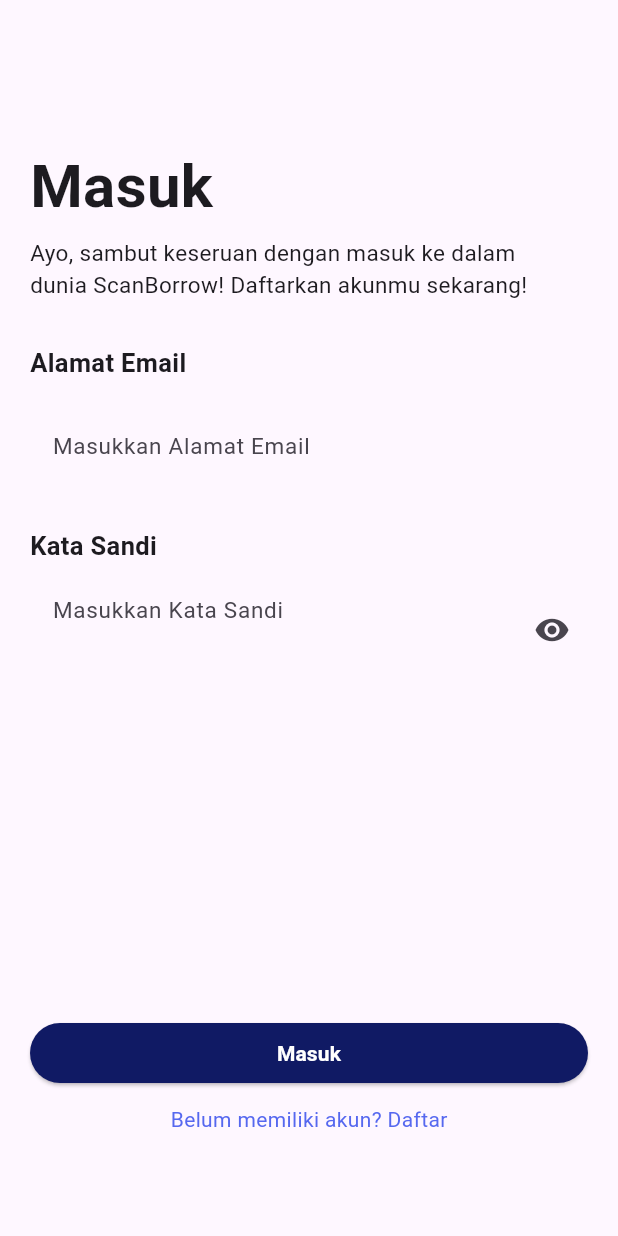
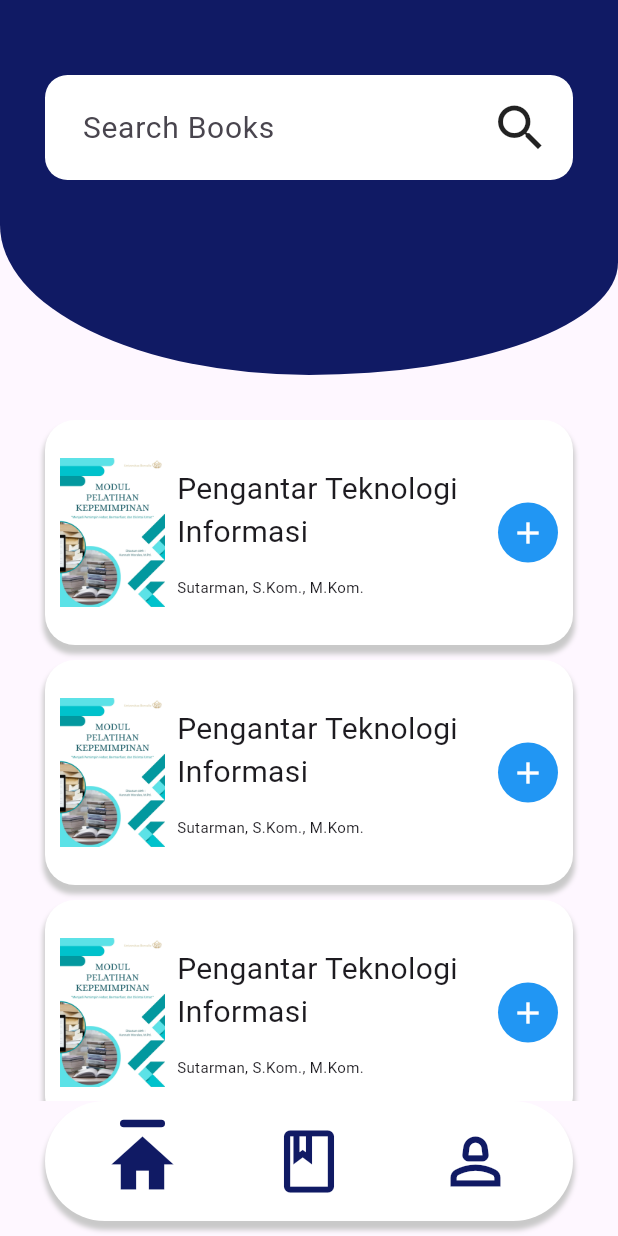
Before and after one commit to BillieFaiqul/scan_ktp, a Flutter app: the screen it shows after launch, after a tap on "Lewati", after a tap on "Masuk", on a phone screen of 412 x 824 dp. Run offline on Flutter 3.47's test engine with Material 3 defaults, Android fonts, the light colour scheme and no system bars; our stand-ins replace flutter_svg.

Commit message:
home pinjaman dan profile

```diff
--- a/lib/main.dart
+++ b/lib/main.dart
@@ -1,5 +1,5 @@
 import 'package:flutter/material.dart';
-import 'package:scan_ktp/view/navigator.dart';
+import 'package:scan_ktp/view/splash_screen.dart';
 
 void main() {
   runApp(const MyApp());
@@ -17,7 +17,7 @@ class MyApp extends StatelessWidget {
         colorScheme: ColorScheme.fromSeed(seedColor: Colors.deepPurple),
         useMaterial3: true,
       ),
-      home: Navigators(),
+      home: SplashScreen(),
     );
   }
 }
--- a/lib/view/login.dart
+++ b/lib/view/login.dart
@@ -1,5 +1,6 @@
 import 'package:flutter/material.dart';
 import 'register.dart';
+import 'search.dart';
 
 class Login extends StatefulWidget{
   @override
@@ -149,7 +150,14 @@ class _LoginState extends State<Login>{
                           style: ElevatedButton.styleFrom(
                             backgroundColor: Color.fromARGB(255, 16, 26, 100)
                           ),
-                          onPressed: (){},
+                          onPressed: (){
+                            Navigator.pushReplacement<void, void>(
+                              context,
+                              MaterialPageRoute<void>(
+                                builder: (BuildContext context) => Search(),
+                              ),
+                            );
+                          },
                           child: Container(
                             width: MediaQuery.of(context).size.width,
                             child: Text(
@@ -176,7 +184,7 @@ class _LoginState extends State<Login>{
                           style: TextStyle(
                             color: Color.fromARGB(255, 86, 104, 239)
                           ),),
-                        )
+                        ),
                       ],
                     )
                   ),
--- /dev/null
+++ b/lib/view/navbar.dart
@@ -0,0 +1,163 @@
+import 'package:flutter/material.dart';
+import 'search.dart';
+import 'profile.dart';
+import 'book.dart';
+
+class Navbar extends StatefulWidget{
+  @override
+  State<Navbar> createState() => _NavbarState();
+}
+class _NavbarState extends State<Navbar>{
+  static int index = 1;
+
+  static final List<IconData> icon = [
+    Icons.home,
+    Icons.book,
+    Icons.person_2
+  ];
+
+  void forceIndex(idx){
+    index = idx;
+  }
+
+  static final List<IconData> icon_outlined = [
+    Icons.home_outlined,
+    Icons.book_outlined,
+    Icons.person_2_outlined
+  ];
+
+  @override
+  Widget build(BuildContext context){
+   return Container(
+      decoration: BoxDecoration(
+        borderRadius: BorderRadius.circular(50),
+        boxShadow: [
+          BoxShadow(
+            color: Color.fromARGB(255, 201, 201, 201),
+            offset: Offset(0, 5),
+            blurRadius: 2.0,
+            spreadRadius: 1.0,
+          ),
+          BoxShadow(
+            color: Colors.white,
+            offset: const Offset(0.0, 0.0),
+            blurRadius: 0.0,
+            spreadRadius: 0.0,
+          ),
+        ]
+      ),
+      margin: EdgeInsets.only(right: 30, left: 30, bottom: 10),
+      padding: EdgeInsets.only(right: 40, left: 40, top: 10, bottom: 10),
+      height: 80,
+      width: MediaQuery.of(context).size.width,
+      child: Row(
+        mainAxisAlignment: MainAxisAlignment.spaceBetween,
+        children: [
+          Column(
+            mainAxisAlignment: MainAxisAlignment.center,
+            children: [
+              isChosen(1),
+              GestureDetector(
+                onTap: (){
+                  setState(() {
+                    index = 1;
+                  });
+                  Navigator.pushReplacement<void, void>(
+                    context,
+                    MaterialPageRoute<void>(
+                      builder: (BuildContext context) => Search(),
+                    ),
+                  );
+                },
+                child: Icon(
+                  icons(1),
+                  color: Color.fromARGB(255, 16, 26, 100),
+                  size: 50,
+                  ),
+              ),
+            ],
+          ),
+          Column(
+            mainAxisAlignment: MainAxisAlignment.center,
+            children: [
+              isChosen(2),
+              GestureDetector(
+                onTap: (){
+                  setState(() {
+                    index = 2;
+                  });
+                  Navigator.pushReplacement<void, void>(
+                    context,
+                    MaterialPageRoute<void>(
+                      builder: (BuildContext context) => Book(),
+                    ),
+                  );
+                },
+                child: Icon(
+                  icons(2),
+                  color: Color.fromARGB(255, 16, 26, 100),
+                  size: 50,
+                  ),
+              ),
+            ],
+          ),
+          Column(
+            mainAxisAlignment: MainAxisAlignment.center,
+            children: [
+              isChosen(3),
+              GestureDetector(
+                onTap: (){
+                  setState(() {
+                    index = 3;
+                  });
+                  Navigator.pushReplacement<void, void>(
+                    context,
+                    MaterialPageRoute<void>(
+                      builder: (BuildContext context) => Profile(),
+                    ),
+                  );
+                },
+                child: Icon(
+                  icons(3),
+                  color: Color.fromARGB(255, 16, 26, 100),
+                  size: 50,
+                  ),
+              ),
+            ],
+          ),
+        ],
+      ),
+    );
+  }
+
+  static Widget isChosen(idx){
+    if(idx == index){
+      return Container(
+                height: 5,
+                width: 30,
+                decoration: BoxDecoration(
+                  color: Color.fromARGB(255, 16, 26, 100),
+                  borderRadius: BorderRadius.circular(25),
+                ),
+              );
+    }
+    return Container();
+  }
+
+  static IconData icons(idx){
+    if(idx == index){
+      return icon[idx-1];
+    } else {
+      return icon_outlined[idx-1];
+    }
+
+  }
+
+}
+class Force{
+
+  static void force(idx){
+    _NavbarState.index = idx;
+  }
+
+}
--- /dev/null
+++ b/lib/view/search.dart
@@ -0,0 +1,188 @@
+import 'package:flutter/material.dart';
+import 'navbar.dart';
+import 'book.dart';
+
+class Search extends StatefulWidget{
+  @override
+  State<Search> createState() => _SearchState();
+}
+
+class _SearchState extends State<Search>{
+  TextEditingController _searchController = TextEditingController();
+  @override
+  Widget build(BuildContext context){
+    return SafeArea(
+      child: Scaffold(
+        body: Container(
+          child: Column(
+            children: [
+              Container(
+                padding: EdgeInsets.only(top: 50),
+                height: 250,
+                decoration: new BoxDecoration(
+                  color: Color.fromARGB(255, 16, 26, 100),
+                  borderRadius: BorderRadius.only(
+                    bottomLeft: Radius.elliptical(
+                          MediaQuery.of(context).size.width, 200.0),
+                    bottomRight: Radius.elliptical(
+                          MediaQuery.of(context).size.width, 150.0),
+                  ),
+                ),
+                child: Align(
+                  alignment: Alignment.topCenter,
+                  child: Container(
+                    margin: EdgeInsets.only(right: 30, left: 30),
+                    height: 70,
+                    width: MediaQuery.of(context).size.width,
+                    decoration: BoxDecoration(
+                      color: Colors.white,
+                      borderRadius: BorderRadius.circular(15)
+                    ),
+                    child: Row(
+                      mainAxisAlignment: MainAxisAlignment.spaceBetween,
+                      children: [
+                        Flexible(
+
+                          child: Padding(
+                            padding: EdgeInsets.only(left: 10, right: 10),
+                            child: TextFormField(
+                              style: TextStyle(
+                                fontSize: 20
+                              ),
+                              controller: _searchController,
+                              decoration: InputDecoration(
+                                border: InputBorder.none,
+                                contentPadding: EdgeInsets.only(left: 15, right: 15),
+                                hintText: "Search Books",
+                                hintStyle:  TextStyle(fontSize: 20)
+                              ),
+                            ),
+                          )
+                        ),
+                        Padding(
+                          padding: EdgeInsets.only(left: 10, right: 15),
+                          child: GestureDetector(
+                            onTap: (){},
+                            child: Icon(
+                              Icons.search,
+                              size: 40,
+                            ),
+                          )
+                        )
+                      ],
+                    ),
+                  ),
+                )
+              ),
+              Expanded(
+                child: ListView(
+                  padding: EdgeInsets.only(right: 30, left: 30, top: 30),
+                  children: card(),
+                ),
+              )
+            ],
+          ),
+        ),
+        bottomNavigationBar: Navbar(),
+      ),
+    );
+  }
+
+  List<Widget> card(){
+    List<Widget> li = [];
+    for(int i = 0; i < 10; i++){
+      li.add(Container(
+                      height: 150,
+                      padding: EdgeInsets.only(right: 10, left: 10),
+                      decoration: BoxDecoration(
+                        borderRadius: BorderRadius.circular(20),
+                        boxShadow: [
+                                    BoxShadow(
+                                      color: Color.fromARGB(255, 201, 201, 201),
+                                      offset: Offset(0, 5),
+                                      blurRadius: 2.0,
+                                      spreadRadius: 1.0,
+                                    ),
+                                    BoxShadow(
+                                      color: Colors.white,
+                                      offset: const Offset(0.0, 0.0),
+                                      blurRadius: 0.0,
+                                      spreadRadius: 0.0,
+                                    ),
+                                  ]
+                      ),
+                      child: Row(
+                                mainAxisAlignment: MainAxisAlignment.spaceBetween,
+                                children: [
+                                  LimitedBox(
+                                    maxWidth: MediaQuery.of(context).size.width * 3 / 12,
+                                    child: Image.asset('assets/images/book.jpg',
+                                    height: 200,
+                                    width: 70,),
+                                  ),
+                                  LimitedBox(
+                                    maxWidth: MediaQuery.of(context).size.width * 6 / 12,
+                                    child: Column(
+                                      mainAxisAlignment: MainAxisAlignment.center,
+                                      children: [
+                                        Align(
+                                          alignment: Alignment.topLeft,
+                                          child: Text('Pengantar Teknologi Informasi',
+                                                maxLines: 2,
+                                                style: TextStyle(
+                                                  fontSize: 20
+                                                ),
+                                                overflow: TextOverflow.ellipsis,
+                                          ),
+                                        ),
+                                        Padding(padding: EdgeInsets.only(top: 15)),
+                                        Align(
+                                          alignment: Alignment.topLeft,
+                                          child: Text('Sutarman, S.Kom., M.Kom.',
+                                                        style: TextStyle(
+                                                          fontSize: 10
+                                                        ),
+                                                  ),
+                                        )
+
+
+                                      ],
+                                    ),
+                                  ),
+                                  LimitedBox(
+                                    maxWidth: MediaQuery.of(context).size.width * 3 / 12,
+                                    child: GestureDetector(
+                                      onTap: (){
+                                        setState((){
+                                          Force.force(2);
+                                          Navigator.pushReplacement<void, void>(
+                                            context,
+                                            MaterialPageRoute<void>(
+                                              builder: (BuildContext context) => Book(),
+                                            ),
+                                          );
+                                        });
+                                      },
+                                      child: Container(
+                                        height: 40,
+                                        width: 40,
+                                        decoration: BoxDecoration(
+                                          borderRadius: BorderRadius.circular(20),
+                                          color: Colors.blue
+                                        ),
+                                        child: Icon(Icons.add, color: Colors.white,
+                                        ),
+                                      ),
+                                    ),
+                                  )
+
+                                ],
+                              ),
+                    ),
+                    );
+        li.add(Padding(padding: EdgeInsets.only(top: 10)));
+    }
+
+    return li;
+  }
+}
```
Also changed, not shown: lib/view/book.dart (added, +168 -0 lines), lib/view/profile.dart (added, +201 -0 lines), lib/view/register.dart (+11 -1 lines), assets/images/book.jpg (added), assets/images/book.webp (added), assets/images/img_arrow_down.png (added), assets/images/img_edit.png (added).
